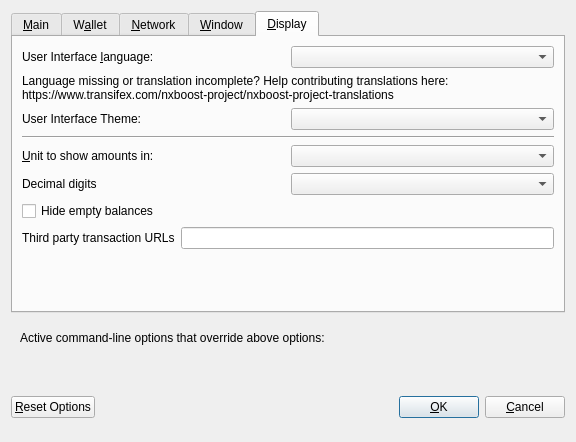
The window that src/qt/forms/optionsdialog.ui (nxboost/nxboost) describes before a commit, drawn with Qt 5.
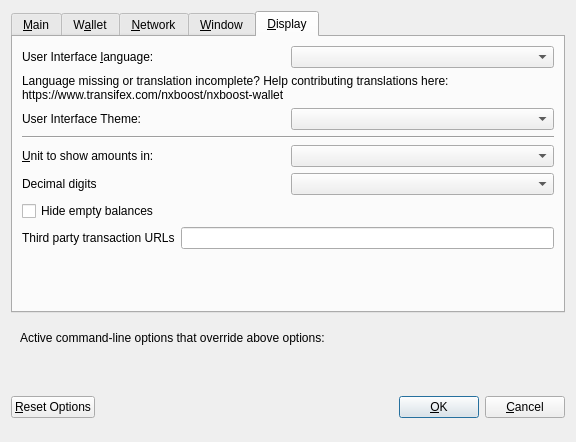
The same window after the commit. The open tabs and pages were chosen to show the change. Custom widgets are drawn as their Qt base class.

Patch:
```diff
--- a/src/qt/forms/optionsdialog.ui
+++ b/src/qt/forms/optionsdialog.ui
@@ -507,7 +507,7 @@
          </property>
          <property name="text">
           <string>Language missing or translation incomplete? Help contributing translations here:
-https://www.transifex.com/nxboost-project/nxboost-project-translations</string>
+https://www.transifex.com/nxboost/nxboost-wallet</string>
          </property>
          <property name="wordWrap">
           <bool>true</bool>
```
Left out of the diff: 2 changed lines with no effect on the pictures.
